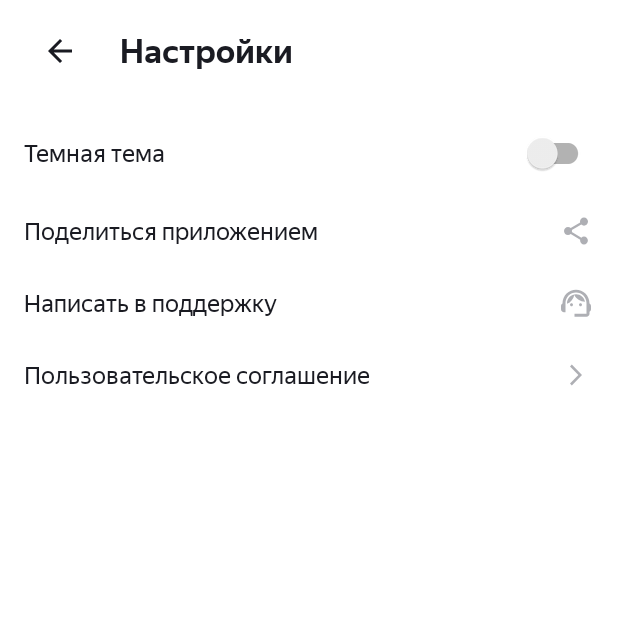
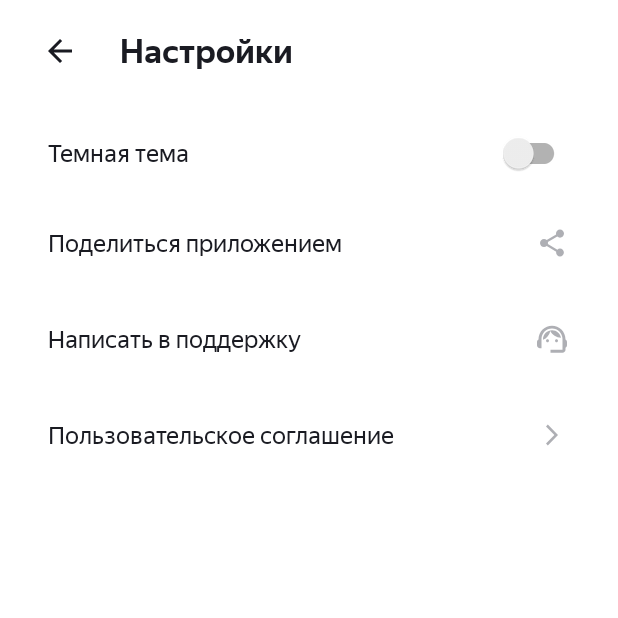
Before and after one commit to Dmitriy-noginsk/PlaylistMaker, an Android app: the SettingActivity screen opened directly, with no data from a screen before it, on a phone screen of 412 x 824 dp, the top half of it. Run offline under Robolectric (Android 15) with nearby library versions, the phone set to English and light mode, and no system bars.

Commit message:
9 спринт сдача 2

```diff
--- a/app/src/main/java/com/example/playlistmaker/MainActivity.kt
+++ b/app/src/main/java/com/example/playlistmaker/MainActivity.kt
@@ -20,6 +20,9 @@ import com.google.android.material.button.MaterialButton
 
 class SearchActivity : AppCompatActivity() {
 
+    companion object {
+        private const val KEY_SEARCH_QUERY = "SEARCH_QUERY"
+    }
     private lateinit var etSearch: EditText
     private lateinit var btnClear: ImageView
 
@@ -63,7 +66,7 @@ class SearchActivity : AppCompatActivity() {
     // Сохраняем текст
     override fun onSaveInstanceState(outState: Bundle) {
         super.onSaveInstanceState(outState)
-        outState.putString("SEARCH_QUERY", searchQuery)
+        outState.putString(KEY_SEARCH_QUERY, searchQuery)
     }
 
     // Восстанавливаем текст
@@ -83,9 +86,19 @@ class LibraryActivity : AppCompatActivity() {
 }
 
 class SettingActivity : AppCompatActivity() {
+    private lateinit var btnShare: LinearLayout
+    private lateinit var btnSupport: LinearLayout
+    private lateinit var btnAgreement: LinearLayout
+    private lateinit var switchTheme: SwitchCompat
+
     override fun onCreate(savedInstanceState: Bundle?) {
         super.onCreate(savedInstanceState)
         setContentView(R.layout.activity_settings)
+
+        btnShare = findViewById(R.id.btn_share)
+        btnSupport = findViewById(R.id.btn_support)
+        btnAgreement = findViewById(R.id.btn_agreement)
+        switchTheme = findViewById(R.id.switch_dark_theme)
 
         findViewById<View>(R.id.btn_back).setOnClickListener {
             finish()
@@ -105,18 +118,10 @@ class SettingActivity : AppCompatActivity() {
                 AppCompatDelegate.setDefaultNightMode(AppCompatDelegate.MODE_NIGHT_NO)
             }
         }
-        //  Вяжем кнопку поделиться
-        findViewById<LinearLayout>(R.id.btn_share).setOnClickListener {
-            shareApp()
-        }
-        //  Вяжем кнопку отправки сообщения
-        findViewById<LinearLayout>(R.id.btn_support).setOnClickListener {
-            writeSupport()
-        }
-        //  Вяжем кнопку пользовательское соглашение
-        findViewById<LinearLayout>(R.id.btn_agreement).setOnClickListener {
-            openUserAgreement()
-        }
+
+        btnShare.setOnClickListener { shareApp() }
+        btnSupport.setOnClickListener { writeSupport() }
+        btnAgreement.setOnClickListener { openUserAgreement() }
 
     }
     private fun shareApp() {
--- a/app/src/main/res/drawable/ic_clear.xml
+++ b/app/src/main/res/drawable/ic_back_arrow_16.xml
@@ -1,6 +1,6 @@
 <vector xmlns:android="http://schemas.android.com/apk/res/android"
-    android:width="20dp"
-    android:height="20dp"
+    android:width="16dp"
+    android:height="16dp"
     android:viewportWidth="24"
     android:viewportHeight="24">
     <path
--- a/app/src/main/res/values-night/colors.xml
+++ b/app/src/main/res/values-night/colors.xml
@@ -4,7 +4,8 @@
     <color name="settings">#1A1B22</color>
     <color name="white">#FFFFFF</color>
     <color name="letters">#FFFFFF</color>
-    <color name="search_text_clear_button">#1A1B22</color>
+    <color name="search_text">#1A1B22</color>
+    <color name="clear_button">#1A1B22</color>
     <color name="icon_search_color">#1A1B22</color>
     <color name="icon_arrow_back_color">#FFFFFF</color>
     <color name="icon_support_color">#FFFFFF</color>
--- a/app/src/main/res/values/colors.xml
+++ b/app/src/main/res/values/colors.xml
@@ -4,7 +4,8 @@
     <color name="white">#FFFFFF</color>
     <color name="settings">#FFFFFF</color>
     <color name="letters">#1A1B22</color>
-    <color name="search_text_clear_button">#1A1B22</color>
+    <color name="search_text">#1A1B22</color>
+    <color name="clear_button">#AEAFB4</color>
     <color name="icon_arrow_back_color">#1A1B22</color>
     <color name="icon_search_color">#AEAFB4</color>
     <color name="icon_support_color">#AEAFB4</color>
--- a/app/src/main/res/values/styles.xml
+++ b/app/src/main/res/values/styles.xml
@@ -53,8 +53,10 @@
         <item name="android:layout_height">wrap_content</item>
         <item name="android:orientation">horizontal</item>
         <item name="android:gravity">center_vertical</item>
-        <item name="android:paddingVertical">@dimen/padding_vertical_12</item>
+        <item name="android:paddingVertical">20dp</item>
+        <item name="android:paddingHorizontal">16dp</item>
     </style>
+
 
     <!-- Стиль для иконок справа -->
     <style name="SettingsItemIcon">
```
Also changed, not shown: app/src/main/res/layout/activity_search.xml (+5 -5 lines), 1 other file.
